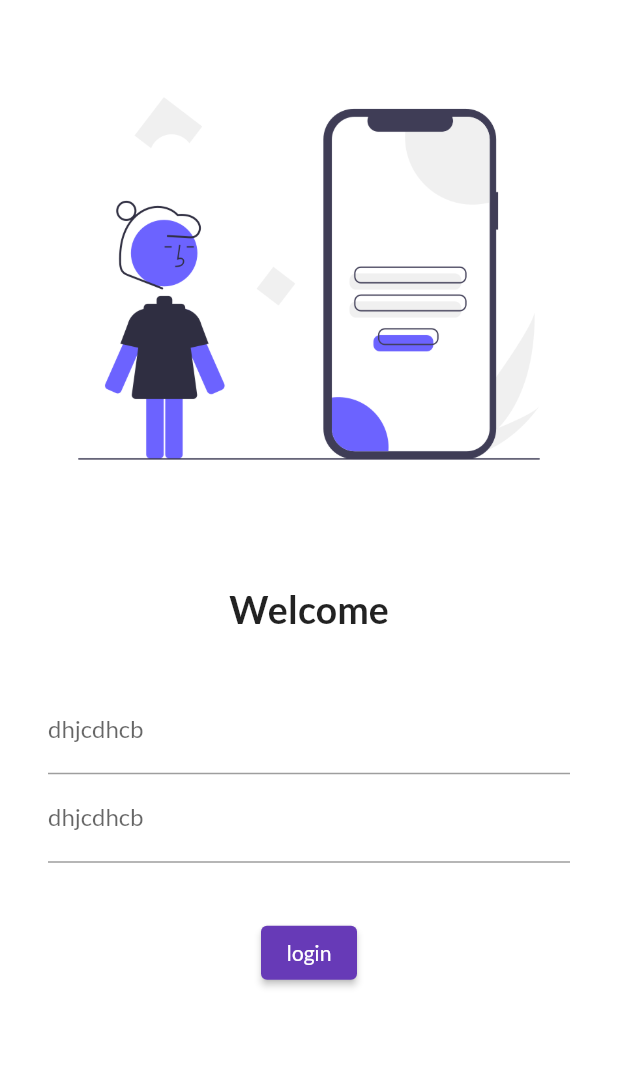
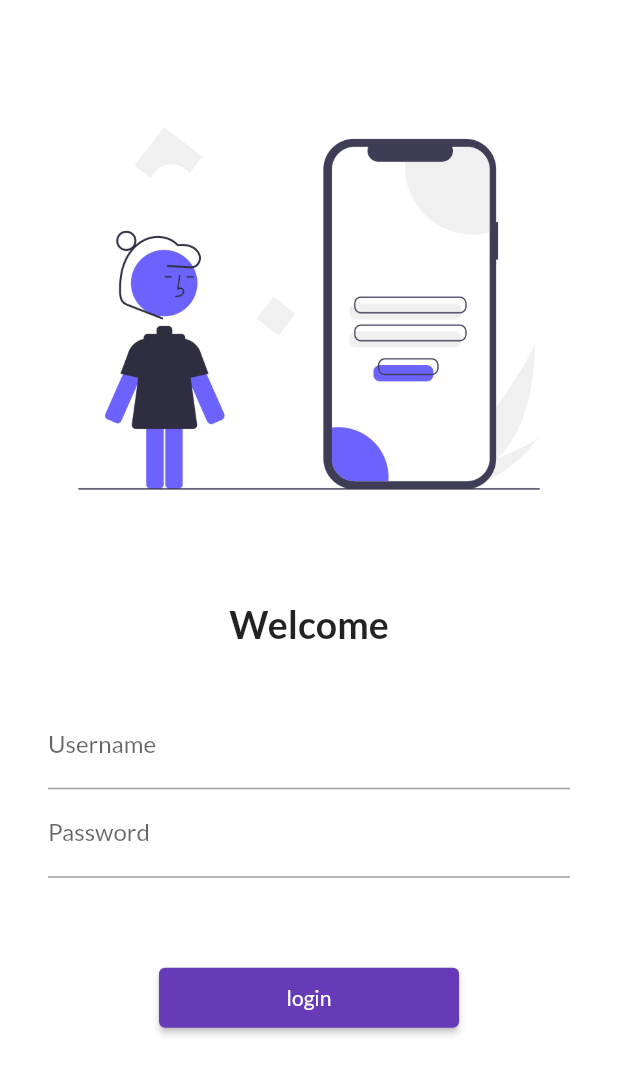
Before and after one commit to abheektripathy/AlbumCatalog, a Flutter app: the screen it shows after launch, on a phone screen of 412 x 824 dp. Shown: the top 1075 px of the screen. Run offline on Flutter 3.47's test engine with Material 2 defaults, Android fonts, the phone set to English and light mode, and no system bars; our stand-ins replace google_fonts.

Commit message:
completed(7)

```diff
--- a/lib/Screens/Login.dart
+++ b/lib/Screens/Login.dart
@@ -1,5 +1,6 @@
 // ignore_for_file: unnecessary_const, prefer_const_constructors
 
+import 'package:catalog_app/utils/routes.dart';
 import 'package:flutter/material.dart';
 import 'package:google_fonts/google_fonts.dart';
 
@@ -8,8 +9,12 @@ class Login extends StatelessWidget {
   Widget build(BuildContext context) {
     return Material(
       color: Colors.white,
+      child: SingleChildScrollView(
         child: Column(
           children: [
+            SizedBox(
+              height: 20.0,
+            ),
             Padding(
               padding: const EdgeInsets.symmetric(vertical: 30.0),
               child: Image.asset(
@@ -18,7 +23,7 @@ class Login extends StatelessWidget {
               ),
             ),
             SizedBox(
-            height: 20.0,
+              height: 10.0,
             ),
             Text(
               "Welcome",
@@ -37,26 +42,28 @@ class Login extends StatelessWidget {
                 children: [
                   TextFormField(
                     decoration: InputDecoration(
-                      hintText: "edjajksd", labelText: "dhjcdhcb"),
+                        hintText: "Enter Username", labelText: "Username"),
                   ),
                   TextFormField(
+                    obscureText: true,
                     decoration: InputDecoration(
-                      hintText: "edjajksd", labelText: "dhjcdhcb"),
+                        hintText: "Enter Password", labelText: "Password"),
                   ),
                 ],
               ),
             ),
             SizedBox(
-            height: 20.0,
+              height: 40.0,
             ),
             ElevatedButton(
               onPressed: (() {
-              print("helllooooo");
+                Navigator.pushNamed(context, Routes.homeRoute);
               }),
               child: Text("login"),
-            style: TextButton.styleFrom(),
+              style: TextButton.styleFrom(minimumSize: Size(200, 40)),
             )
           ],
+        ),
       ),
     );
   }
--- a/lib/main.dart
+++ b/lib/main.dart
@@ -1,5 +1,6 @@
 import 'package:catalog_app/Screens/Login.dart';
 import 'package:catalog_app/Screens/home.dart';
+import 'package:catalog_app/utils/Routes.dart';
 import 'package:flutter/material.dart';
 import 'package:google_fonts/google_fonts.dart';
 import 'Screens/Login.dart';
@@ -20,7 +21,11 @@ class MyApp extends StatelessWidget {
           primarySwatch: Colors.deepPurple,
           fontFamily: GoogleFonts.lato().fontFamily),
       //initialRoute: "/home",
-      routes: {"/": (context) => Login(), "/home": ((context) => Home())},
+      routes: {
+        "/": (context) => Login(),
+        Routes.homeRoute: ((context) => Home()),
+        Routes.loginRoute: ((context) => Login())
+      },
     );
   }
 }
--- /dev/null
+++ b/lib/utils/Routes.dart
@@ -0,0 +1,4 @@
+class Routes {
+  static String loginRoute = "/login";
+  static String homeRoute = "/home";
+}
```
Lines whose indentation alone changed are shown as unchanged.
